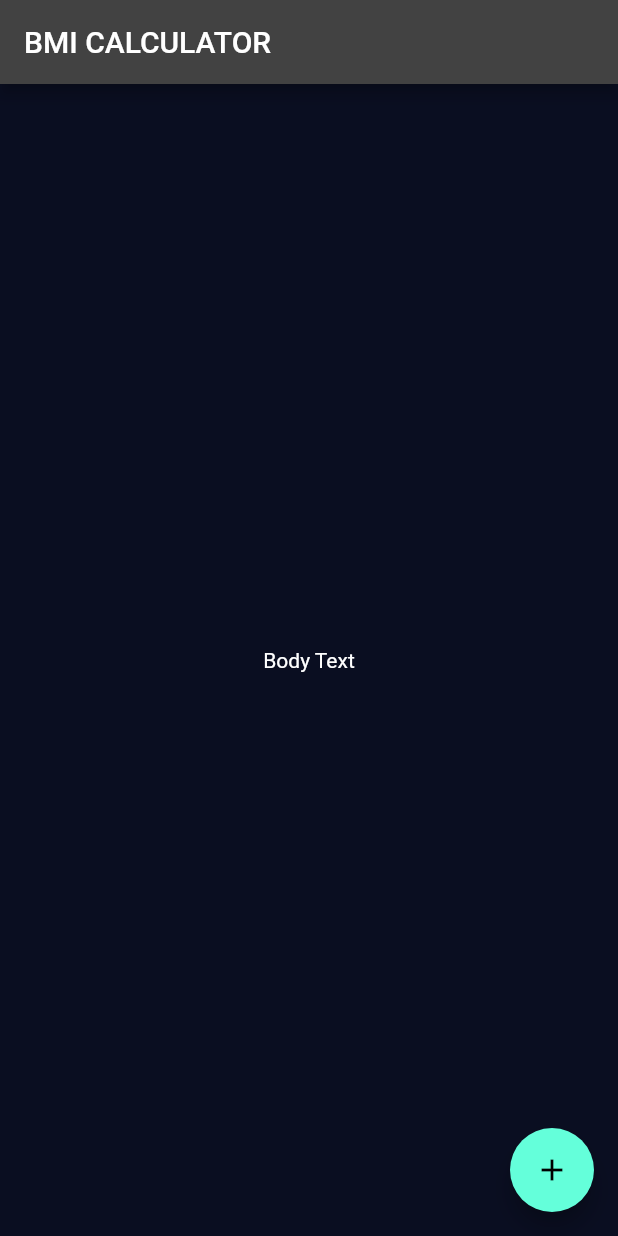
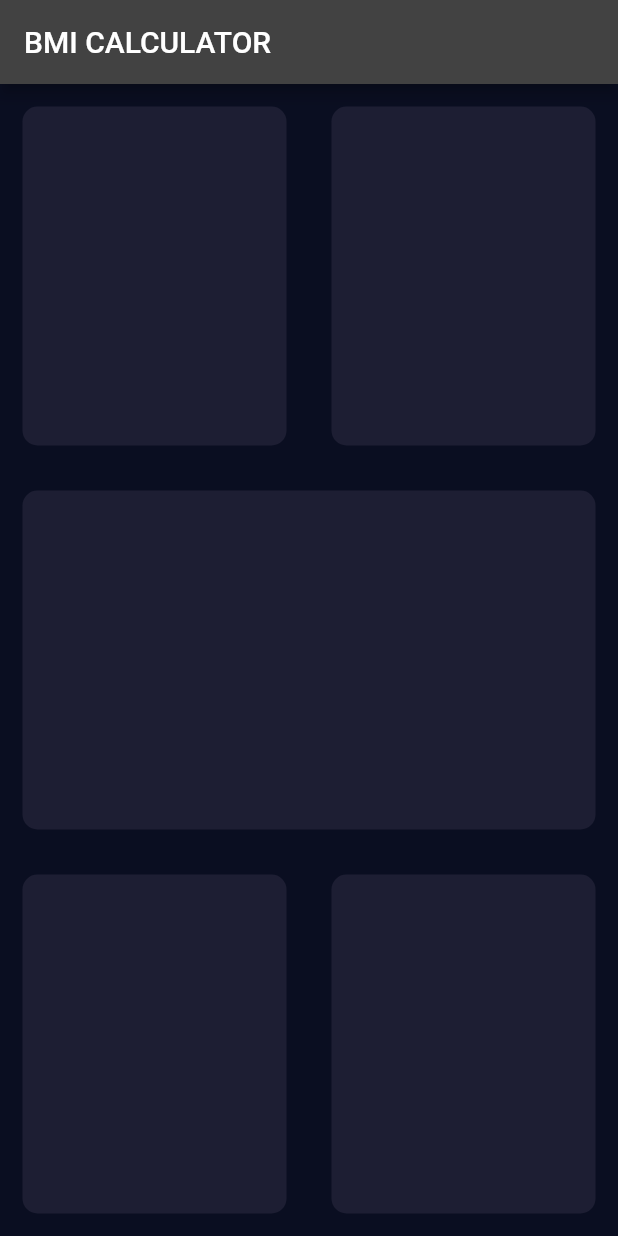
Before and after one commit to faisal2363/bmicalculator, a Flutter app: the screen it shows after launch, on a phone screen of 412 x 824 dp. Run offline on Flutter 3.47's test engine with Material 2 defaults, Android fonts, the phone set to English and light mode, and no system bars.

Commit message:
adding containers

```diff
--- a/lib/input_page.dart
+++ b/lib/input_page.dart
@@ -1,6 +1,8 @@
 import 'package:flutter/material.dart';
 
 class InputPage extends StatefulWidget {
+  const InputPage({Key? key}) : super(key: key);
+
   @override
   _InputPageState createState() => _InputPageState();
 }
@@ -12,15 +14,58 @@ class _InputPageState extends State<InputPage> {
       appBar: AppBar(
         title: Text('BMI CALCULATOR'),
       ),
-      body: Center(
-        child: Text('Body Text'),
+      body: Column(
+        children: <Widget>[
+          Expanded(child: Row(
+            children: <Widget>[
+              Expanded(child: Container(
+                margin: EdgeInsets.all(15.0),
+                decoration: BoxDecoration(
+                  color: Color(0xFF1D1E33),
+                  borderRadius: BorderRadius.circular(10.0),
+                ),
+              ),
+              ),
+              Expanded(child: Container(
+    margin: EdgeInsets.all(15.0),
+    decoration: BoxDecoration(
+    color: Color(0xFF1D1E33),
+    borderRadius: BorderRadius.circular(10.0),
+    ),
+    ),
+              )
+
+            ],
+          ),),
+          Expanded(child: Container(
+            margin: EdgeInsets.all(15.0),
+            decoration: BoxDecoration(
+              color: Color(0xFF1D1E33),
+              borderRadius: BorderRadius.circular(10.0),
+            ),
+          ),),
+          Expanded(child: Row(
+          children: <Widget>[
+    Expanded(child: Container(
+      margin: EdgeInsets.all(15.0),
+      decoration: BoxDecoration(
+        color: Color(0xFF1D1E33),
+        borderRadius: BorderRadius.circular(10.0),
       ),
-      floatingActionButton: FloatingActionButton(
-        onPressed: () {
+    ),),
+    Expanded(child: Container(
+      margin: EdgeInsets.all(15.0),
+      decoration: BoxDecoration(
+        color: Color(0xFF1D1E33),
+        borderRadius: BorderRadius.circular(10.0),
+      ),
+    ),),
 
-        },
-        child: Icon(Icons.add),
-      ),
+    ],
+    ),),
+
+        ],
+      )
     );
   }
 }
```
